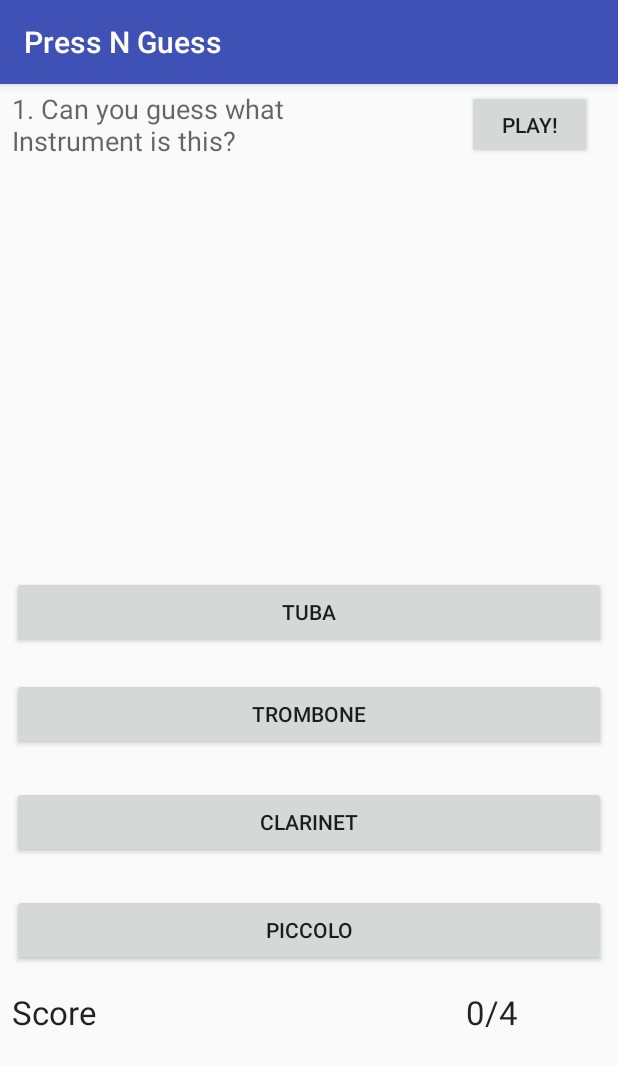
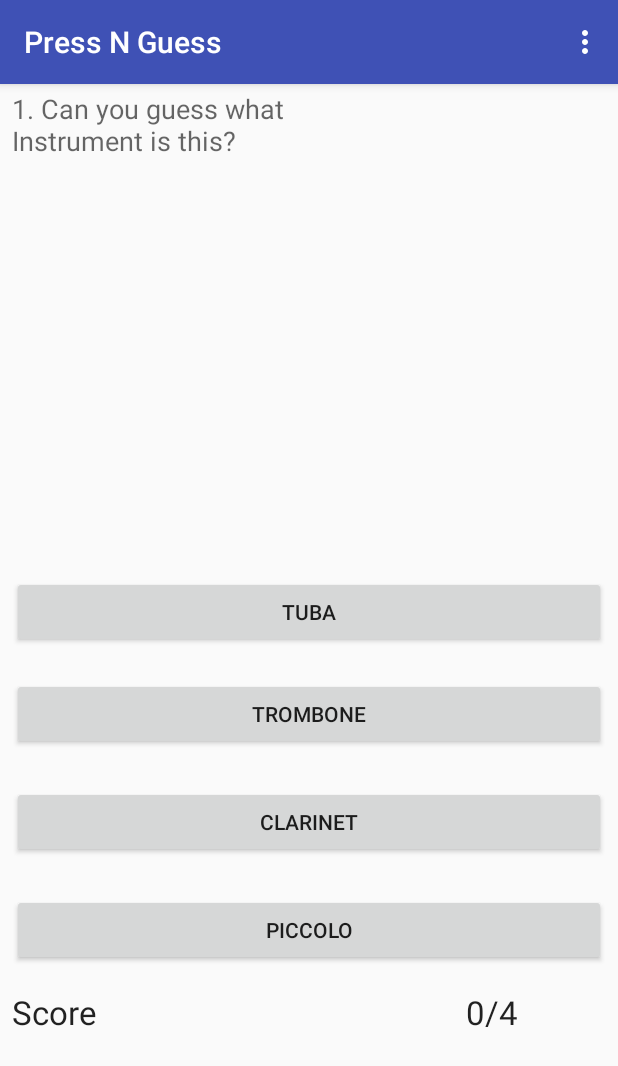
Before and after one commit to QaiWalker/PressNGuess, an Android app: the screen it shows after launch (MainActivity), on a phone screen of 412 x 824 dp. Shown: the top 1066 px of the screen. Run offline under Robolectric (Android 15) with nearby library versions, the phone set to English and light mode, and no system bars.

Commit message:
Implemented a lot of things

```diff
--- a/app/src/main/AndroidManifest.xml
+++ b/app/src/main/AndroidManifest.xml
@@ -16,7 +16,8 @@
                 <category android:name="android.intent.category.LAUNCHER" />
             </intent-filter>
         </activity>
-        <activity android:name=".HighestScoreActivity"></activity>
+        <activity android:name=".HighestScoreActivity" />
+        <activity android:name=".InstrumentsActivity"></activity>
     </application>
 
 </manifest>
--- a/app/src/main/java/com/example/qaite/pressnguess/MainActivity.java
+++ b/app/src/main/java/com/example/qaite/pressnguess/MainActivity.java
@@ -4,6 +4,8 @@ import android.content.Intent;
 import android.media.MediaPlayer;
 import android.support.v7.app.AppCompatActivity;
 import android.os.Bundle;
+import android.view.Menu;
+import android.view.MenuItem;
 import android.view.View;
 import android.widget.Button;
 import android.widget.TextView;
@@ -23,6 +25,9 @@ public class MainActivity extends AppCompatActivity {
     private int score = 0;
     private int currentQuestionNumber = 0;
 
+    MediaPlayer mp = null;
+
+
 
     @Override
     protected void onCreate(Bundle savedInstanceState) {
@@ -38,18 +43,6 @@ public class MainActivity extends AppCompatActivity {
         updateQuestion();
         updateScore(score);
 
-
-
-
-        final MediaPlayer clarinetSound = MediaPlayer.create(this, R.raw.clarinet);
-        Button playSound = (Button)this.findViewById(R.id.buttonPlay);
-        playSound.setOnClickListener(new View.OnClickListener() {
-            @Override
-            public void onClick(View v) {
-                clarinetSound.start();
-            }
-        });
-
     }
     private void updateQuestion(){
         if(currentQuestionNumber < theChoices.getLength()){
@@ -60,7 +53,7 @@ public class MainActivity extends AppCompatActivity {
             btn4.setText(theChoices.getChoice(currentQuestionNumber, 4));
             correctAnswer = theChoices.getCorrectAnswer(currentQuestionNumber);
             currentQuestionNumber++;
-
+            managerOfSound(currentQuestionNumber);
 
         }
         else {
@@ -87,5 +80,43 @@ public class MainActivity extends AppCompatActivity {
         updateQuestion();
     }
 
+    protected void managerOfSound(int currentQuestionNumber) {
+        if (mp != null) {
+            mp.reset();
+            mp.release();
+        }
+        if (currentQuestionNumber == 1) {
+            mp = MediaPlayer.create(this, R.raw.clarinet);
+        } else if (currentQuestionNumber == 2) {
+            mp = MediaPlayer.create(this, R.raw.flute);
+        } else if (currentQuestionNumber == 3){
+            mp = MediaPlayer.create(this, R.raw.saxophone);
+        } else if (currentQuestionNumber == 4){
+            mp = MediaPlayer.create(this, R.raw.frenchhorn);
+        }
+
+        mp.start();
+    }
+    @Override
+    public boolean onCreateOptionsMenu(Menu menu) {
+        // Inflate the menu; this adds items to the action bar if it is present.
+        getMenuInflater().inflate(R.menu.menu, menu);
+        return true;
+    }
+
+    @Override
+    public boolean onOptionsItemSelected(MenuItem item) {
+        int id = item.getItemId();
+        if (id == R.id.home) {
+            Intent intent = new Intent(MainActivity.this, MainActivity.class);
+            startActivity(intent);
+        } else if (id == R.id.instrumentSound){
+            Intent intent = new Intent(MainActivity.this, InstrumentsActivity.class);
+            startActivity(intent);
+        }
+
+        return super.onOptionsItemSelected(item);
+    }
+
 
 }
--- a/app/src/main/res/layout/activity_highest_score.xml
+++ b/app/src/main/res/layout/activity_highest_score.xml
@@ -46,6 +46,7 @@
         android:layout_marginStart="8dp"
         android:layout_marginTop="8dp"
         android:text="@string/try1"
+        android:onClick="onClick"
         app:layout_constraintEnd_toEndOf="parent"
         app:layout_constraintStart_toStartOf="parent"
         app:layout_constraintTop_toBottomOf="@+id/textViewHighestSc" />
--- a/app/src/main/res/layout/activity_main.xml
+++ b/app/src/main/res/layout/activity_main.xml
@@ -21,21 +21,6 @@
         app:layout_constraintTop_toTopOf="parent" />
 
     <Button
-        android:id="@+id/buttonPlay"
-        android:layout_width="83dp"
-        android:layout_height="46dp"
-        android:layout_marginEnd="8dp"
-        android:layout_marginLeft="8dp"
-        android:layout_marginRight="8dp"
-        android:layout_marginStart="8dp"
-        android:layout_marginTop="4dp"
-        android:text="@string/play"
-        app:layout_constraintEnd_toEndOf="parent"
-        app:layout_constraintHorizontal_bias="0.971"
-        app:layout_constraintStart_toStartOf="parent"
-        app:layout_constraintTop_toTopOf="parent" />
-
-    <Button
         android:id="@+id/button1"
         android:layout_width="0dp"
         android:layout_height="wrap_content"
@@ -44,6 +29,7 @@
         android:layout_marginLeft="8dp"
         android:layout_marginRight="8dp"
         android:layout_marginStart="8dp"
+        android:onClick="onClick"
         app:layout_constraintBottom_toTopOf="@+id/button2"
         app:layout_constraintEnd_toEndOf="parent"
         app:layout_constraintStart_toStartOf="parent" />
@@ -57,6 +43,7 @@
         android:layout_marginLeft="8dp"
         android:layout_marginRight="8dp"
         android:layout_marginStart="8dp"
+        android:onClick="onClick"
         app:layout_constraintBottom_toTopOf="@+id/button3"
         app:layout_constraintEnd_toEndOf="parent"
         app:layout_constraintStart_toStartOf="parent" />
@@ -70,6 +57,7 @@
         android:layout_marginLeft="8dp"
         android:layout_marginRight="8dp"
         android:layout_marginStart="8dp"
+        android:onClick="onClick"
         app:layout_constraintBottom_toTopOf="@+id/button4"
         app:layout_constraintEnd_toEndOf="parent"
         app:layout_constraintStart_toStartOf="parent" />
@@ -83,6 +71,7 @@
         android:layout_marginLeft="8dp"
         android:layout_marginRight="8dp"
         android:layout_marginStart="8dp"
+        android:onClick="onClick"
         app:layout_constraintBottom_toBottomOf="parent"
         app:layout_constraintEnd_toEndOf="parent"
         app:layout_constraintHorizontal_bias="0.0"
--- /dev/null
+++ b/app/src/main/res/menu/menu.xml
@@ -0,0 +1,9 @@
+<?xml version="1.0" encoding="utf-8"?>
+<menu xmlns:android="http://schemas.android.com/apk/res/android">
+    <item android:id="@+id/Quiz"
+        android:title="Quiz" />
+
+    <item android:id="@+id/instrumentSound"
+        android:title="Instrument Sounds" />
+
+</menu>
```
Also changed, not shown: app/src/main/java/com/example/qaite/pressnguess/HighestScoreActivity.java (+22 -0 lines), app/src/main/java/com/example/qaite/pressnguess/Instrument.java (added, +22 -0 lines), app/src/main/java/com/example/qaite/pressnguess/InstrumentAdapter.java (added, +44 -0 lines), app/src/main/java/com/example/qaite/pressnguess/InstrumentsActivity.java (added, +104 -0 lines), app/src/main/res/layout/activity_instruments.xml (added, +15 -0 lines), app/src/main/res/layout/row.xml (added, +19 -0 lines), app/src/main/res/drawable-v24/clarinet.png (added), app/src/main/res/drawable-v24/drum.png (added), app/src/main/res/drawable-v24/flute.png (added), app/src/main/res/drawable-v24/horn.png (added), app/src/main/res/drawable-v24/saxophone.png (added), app/src/main/res/drawable-v24/trumpet.png (added), app/src/main/res/drawable-v24/tuba.png (added).
